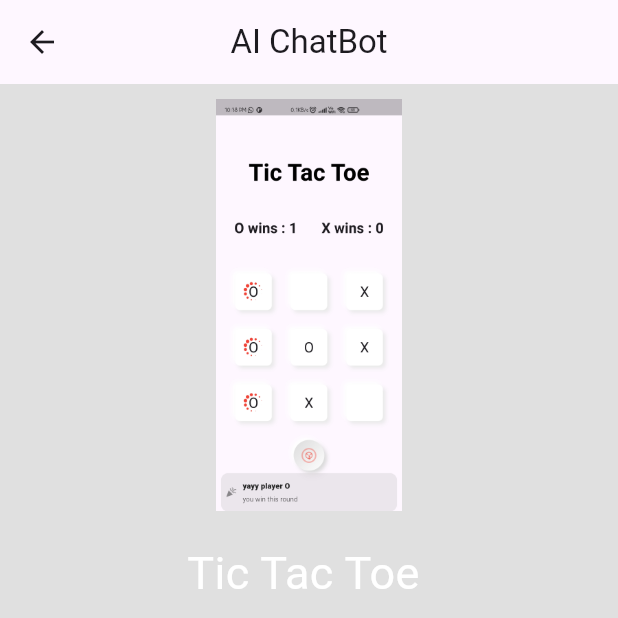
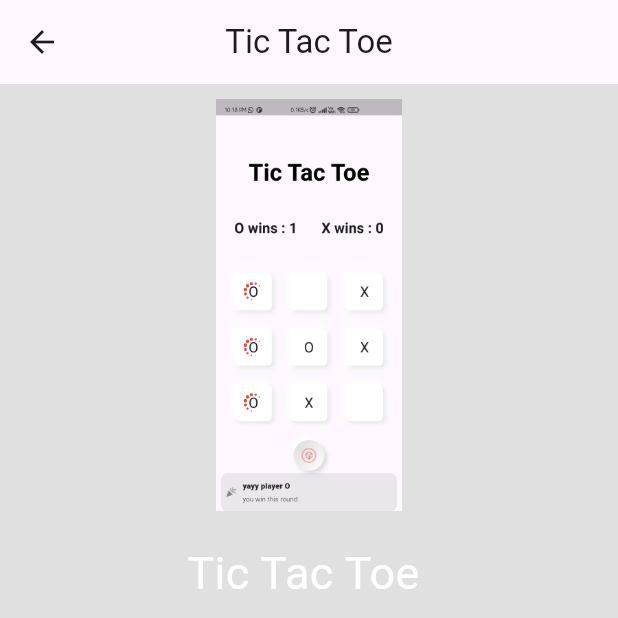
Before and after one commit to IamAayushgupta/flutter_projects, a Flutter app: the project2 screen opened by its route, on a phone screen of 412 x 824 dp, the top half of it. Run offline on Flutter 3.47's test engine with Material 3 defaults, Android fonts, the light colour scheme and no system bars; our stand-ins replace font_awesome_flutter.

Commit message:
Update project2.dart

```diff
--- a/lib/projectes/project2.dart
+++ b/lib/projectes/project2.dart
@@ -13,7 +13,7 @@ class project2 extends StatelessWidget {
       backgroundColor: Colors.black12,
       appBar: AppBar(
         centerTitle: true,
-        title: Text("AI ChatBot"),
+        title: Text("Tic Tac Toe"),
       ),
       body: SingleChildScrollView(
         child: Padding(
```
